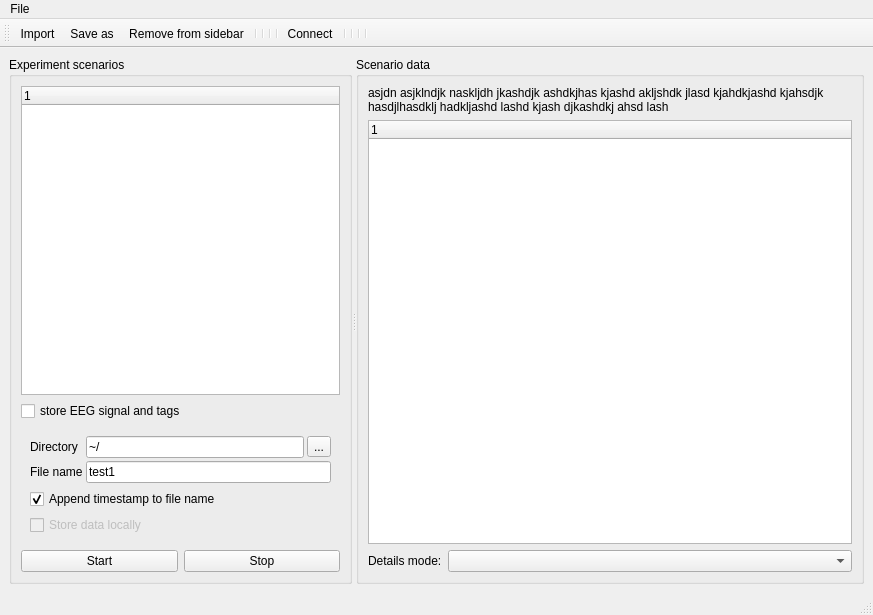
This is obci_control/gui/obci_window.ui in BrainTech/openbci as Qt 5 draws it before an edit. The edited form follows.
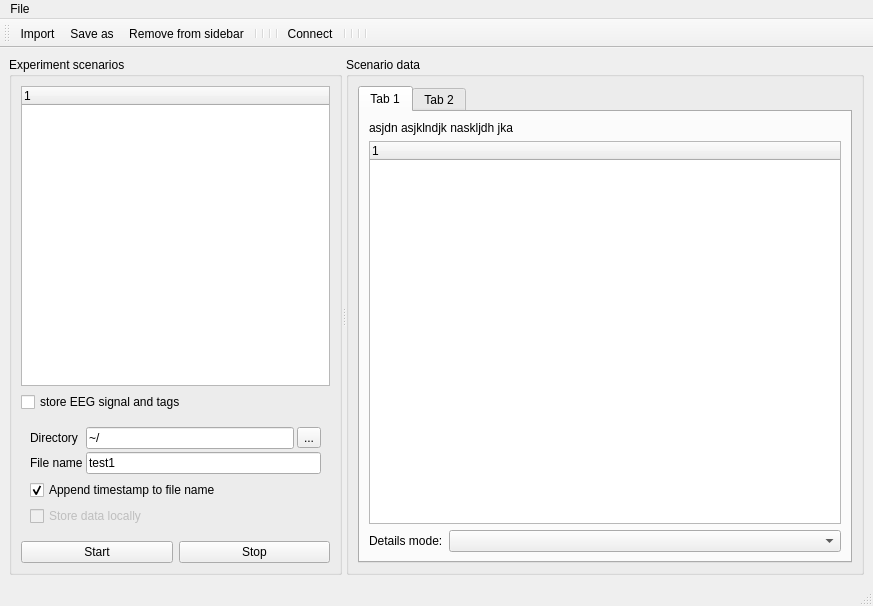
This is the edited form. Icons and pictures are not drawn.

Commit message: obci_gui tabs for modules status

```diff
--- a/obci_control/gui/obci_window.ui
+++ b/obci_control/gui/obci_window.ui
@@ -7,7 +7,7 @@
     <x>0</x>
     <y>0</y>
     <width>873</width>
-    <height>615</height>
+    <height>606</height>
    </rect>
   </property>
   <property name="windowTitle">
@@ -20,8 +20,8 @@
    <bool>false</bool>
   </property>
   <widget class="QWidget" name="centralwidget">
-   <layout class="QGridLayout" name="gridLayout_6">
-    <item row="0" column="0">
+   <layout class="QVBoxLayout" name="verticalLayout_3">
+    <item>
      <widget class="QSplitter" name="splitter">
       <property name="sizePolicy">
        <sizepolicy hsizetype="Preferred" vsizetype="Preferred">
@@ -209,42 +209,73 @@
        <property name="title">
         <string>Scenario data</string>
        </property>
-       <layout class="QGridLayout" name="gridLayout_3">
-        <item row="1" column="0">
-         <widget class="QTreeWidget" name="parameters">
+       <layout class="QVBoxLayout" name="verticalLayout_2">
+        <item>
+         <widget class="QTabWidget" name="scenarioTab">
           <property name="sizePolicy">
-           <sizepolicy hsizetype="MinimumExpanding" vsizetype="Expanding">
+           <sizepolicy hsizetype="Preferred" vsizetype="Preferred">
             <horstretch>0</horstretch>
             <verstretch>0</verstretch>
            </sizepolicy>
           </property>
-          <property name="minimumSize">
-           <size>
-            <width>390</width>
-            <height>1</height>
-           </size>
+          <property name="currentIndex">
+           <number>0</number>
           </property>
-          <column>
-           <property name="text">
-            <string notr="true">1</string>
-           </property>
-          </column>
-         </widget>
-        </item>
-        <item row="0" column="0">
+          <widget class="QWidget" name="tab">
+           <attribute name="title">
+            <string>Tab 1</string>
+           </attribute>
+           <layout class="QVBoxLayout" name="verticalLayout_5">
+            <item>
          <widget class="QLabel" name="info">
+              <property name="sizePolicy">
+               <sizepolicy hsizetype="Minimum" vsizetype="Minimum">
+                <horstretch>0</horstretch>
+                <verstretch>0</verstretch>
+               </sizepolicy>
+              </property>
+              <property name="minimumSize">
+               <size>
+                <width>0</width>
+                <height>0</height>
+               </size>
+              </property>
           <property name="text">
-           <string>asjdn asjklndjk naskljdh jkashdjk ashdkjhas kjashd akljshdk jlasd kjahdkjashd kjahsdjk hasdjlhasdklj hadkljashd lashd kjash djkashdkj ahsd lash</string>
+               <string>asjdn asjklndjk naskljdh jka</string>
           </property>
           <property name="wordWrap">
            <bool>true</bool>
           </property>
+              <property name="indent">
+               <number>-1</number>
+              </property>
           <property name="openExternalLinks">
            <bool>true</bool>
           </property>
          </widget>
         </item>
-        <item row="2" column="0">
+            <item>
+             <widget class="QTreeWidget" name="parameters">
+              <property name="sizePolicy">
+               <sizepolicy hsizetype="MinimumExpanding" vsizetype="Expanding">
+                <horstretch>0</horstretch>
+                <verstretch>0</verstretch>
+               </sizepolicy>
+              </property>
+              <property name="minimumSize">
+               <size>
+                <width>390</width>
+                <height>192</height>
+               </size>
+              </property>
+              <column>
+               <property name="text">
+                <string notr="true">1</string>
+               </property>
+              </column>
+             </widget>
+            </item>
+            <item>
          <layout class="QHBoxLayout" name="horizontalLayout_4">
           <item>
            <widget class="QLabel" name="details_label">
@@ -267,6 +298,15 @@
         </item>
        </layout>
       </widget>
+          <widget class="QWidget" name="tab_2">
+           <attribute name="title">
+            <string>Tab 2</string>
+           </attribute>
+          </widget>
+         </widget>
+        </item>
+       </layout>
+      </widget>
      </widget>
     </item>
    </layout>
```
Left out of the diff: 2 changed lines with no effect on the pictures. Lines whose indentation alone changed are shown as unchanged. The commit also changes 2 other files.
